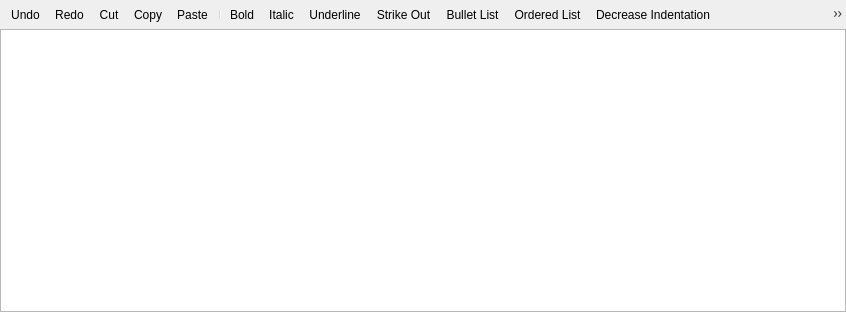
Before: the Qt Designer form src/ui/qgsrichtexteditorbase.ui in qgis/QGIS, drawn with Qt 5.
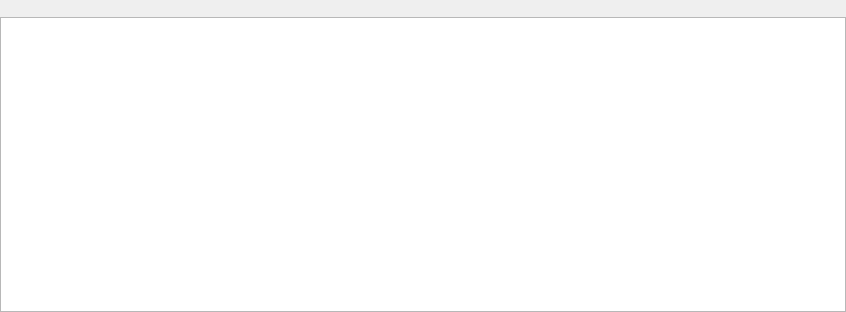
After: the same form once the commit is applied. Icons and pictures are not drawn. Custom widgets are drawn as their Qt base class.

The edit to the form file:
```diff
--- a/src/ui/qgsrichtexteditorbase.ui
+++ b/src/ui/qgsrichtexteditorbase.ui
@@ -30,26 +30,7 @@
     <number>0</number>
    </property>
    <item>
-    <widget class="QToolBar" name="mToolBar">
-     <addaction name="mActionUndo"/>
-     <addaction name="mActionRedo"/>
-     <addaction name="mActionCut"/>
-     <addaction name="mActionCopy"/>
-     <addaction name="mActionPaste"/>
-     <addaction name="separator"/>
-     <addaction name="mActionBold"/>
-     <addaction name="mActionItalic"/>
-     <addaction name="mActionUnderline"/>
-     <addaction name="mActionStrikeOut"/>
-     <addaction name="mActionBulletList"/>
-     <addaction name="mActionOrderedList"/>
-     <addaction name="mActionDecreaseIndent"/>
-     <addaction name="mActionIncreaseIndent"/>
-     <addaction name="separator"/>
-     <addaction name="mActionInsertLink"/>
-     <addaction name="mActionInsertImage"/>
-     <addaction name="mActionEditSource"/>
-    </widget>
+    <widget class="QToolBar" name="mToolBar"/>
    </item>
    <item>
     <widget class="QStackedWidget" name="mStackedWidget">
```
Left out of the diff: 2 changed lines with no effect on the pictures.
